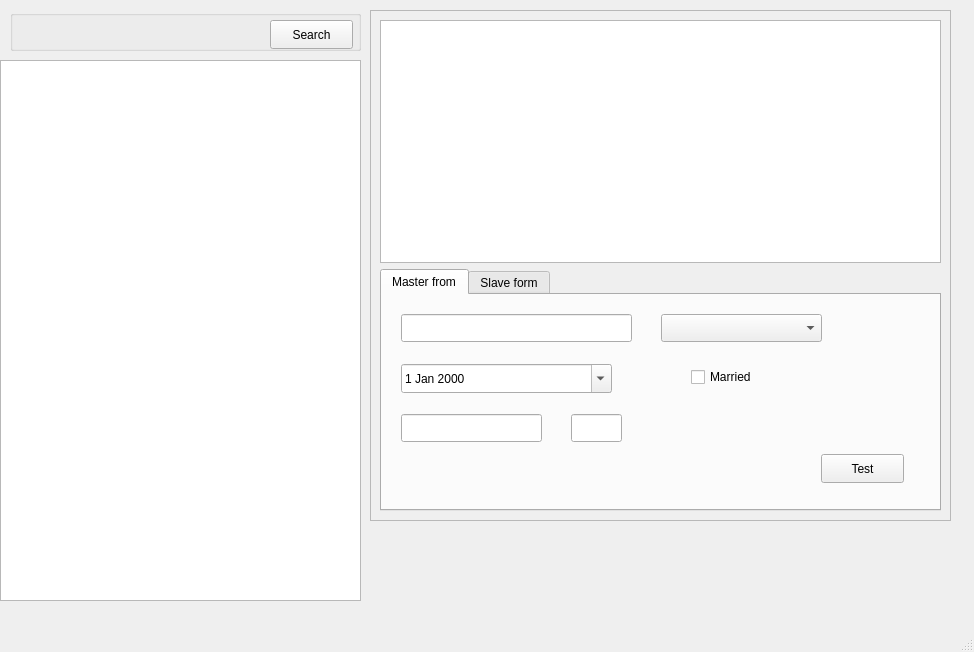
Above: source/frontend/source/ItemModelTestUI/MainWindow.ui from tsvari/Medicon before the change. Below: the same form after it.
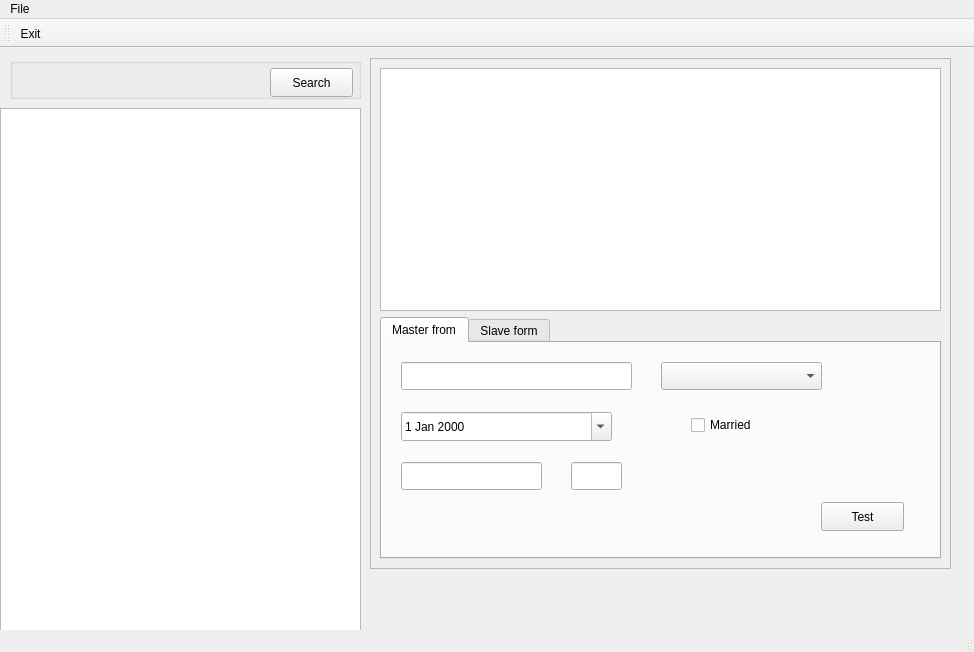
That is the form after the change. Icons and pictures are not drawn. Custom widgets are drawn as their Qt base class.

Commit message: Add actions to template class

```diff
--- a/source/frontend/source/ItemModelTestUI/MainWindow.ui
+++ b/source/frontend/source/ItemModelTestUI/MainWindow.ui
@@ -273,8 +273,42 @@
      <height>25</height>
     </rect>
    </property>
+   <widget class="QMenu" name="menuFile">
+    <property name="title">
+     <string>File</string>
+    </property>
+    <addaction name="actionExit"/>
+   </widget>
+   <addaction name="menuFile"/>
   </widget>
-  <widget class="QStatusBar" name="statusbar"/>
+  <widget class="QStatusBar" name="mainStatusBAr"/>
+  <widget class="QToolBar" name="mainToolBar">
+   <property name="windowTitle">
+    <string>toolBar</string>
+   </property>
+   <property name="iconSize">
+    <size>
+     <width>16</width>
+     <height>16</height>
+    </size>
+   </property>
+   <attribute name="toolBarArea">
+    <enum>TopToolBarArea</enum>
+   </attribute>
+   <attribute name="toolBarBreak">
+    <bool>false</bool>
+   </attribute>
+   <addaction name="actionExit"/>
+  </widget>
+  <action name="actionExit">
+   <property name="icon">
+    <iconset resource="../Frontend.qrc">
+     <normaloff>:/icons/exit.png</normaloff>:/icons/exit.png</iconset>
+   </property>
+   <property name="text">
+    <string>Exit</string>
+   </property>
+  </action>
  </widget>
  <customwidgets>
   <customwidget>
```
Left out of the diff: 6 changed lines with no effect on the pictures. The commit also changes 10 other files.
